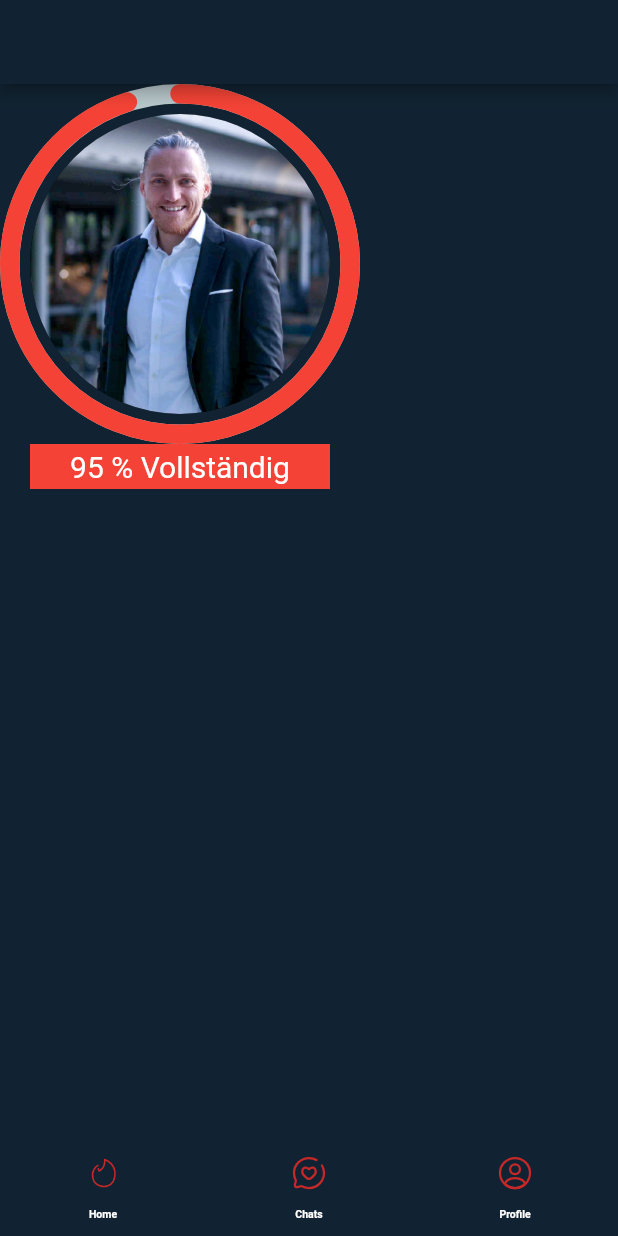
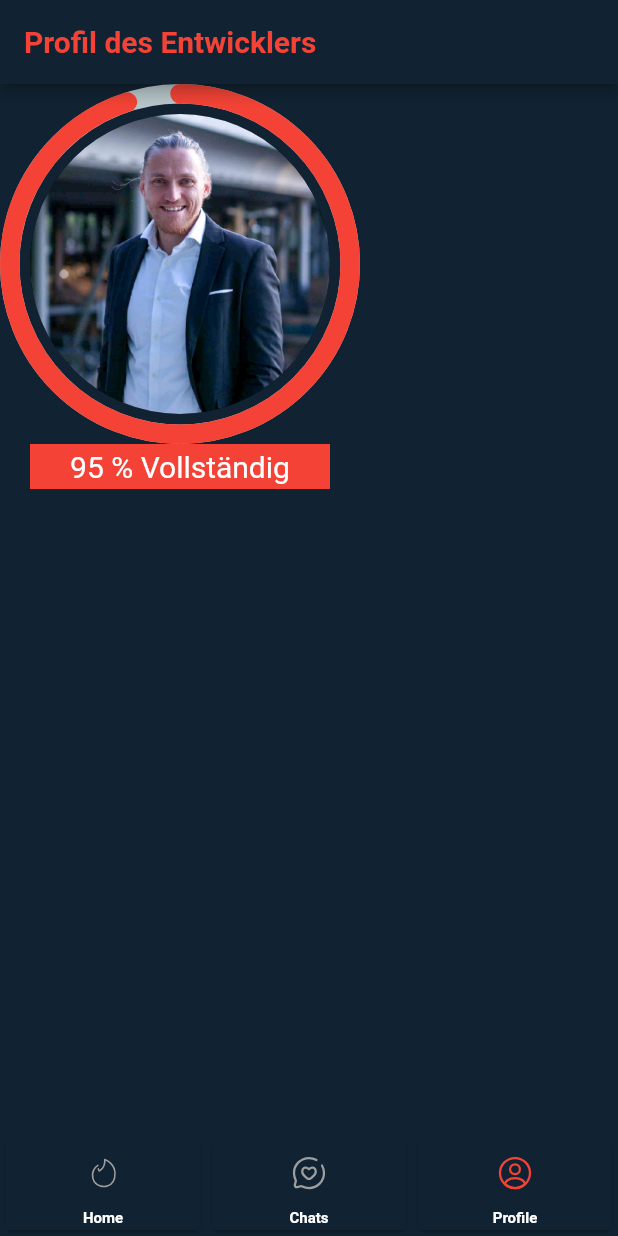
Before and after one commit to stephanxiayu/Burger-Kings-of-Throwns, a Flutter app: the ChatScreen screen opened directly, item 3 of the bottom bar chosen, on a phone screen of 412 x 824 dp. Run offline on Flutter 3.47's test engine with Material 2 defaults, Android fonts, the light colour scheme and no system bars; drawn by our look-alikes of percent_indicator; our stand-ins replace dartz, dio, flutter_svg, get_it, image_picker, lottie and 3 more; missing offline and left inert: syncfusion_flutter_pdfviewer; accounts and stored records are empty; network calls fail.

Commit message:
ui changes

```diff
--- a/lib/Components/NavigationBar.dart
+++ b/lib/Components/NavigationBar.dart
@@ -32,7 +32,7 @@ class NaviBar extends StatelessWidget {
 
 
 
-          elevation: selectedPage == HomeScreen.pageName ? 9 : 0,
+
           child: SVGAppBarItem(
             pageName: HomeScreen.pageName,
             iconPath: 'assets/SVG/tinder2.svg',
@@ -46,7 +46,7 @@ class NaviBar extends StatelessWidget {
 
 
 
-          elevation: selectedPage == ChatScreen.pageName ? 9 : 0,
+
           child: SVGAppBarItem(
             pageName: ChatScreen.pageName,
            iconPath: 'assets/SVG/chat.svg',
@@ -60,7 +60,7 @@ class NaviBar extends StatelessWidget {
 
 
 
-          elevation: selectedPage == ProfilScreen.pageName ? 9 : 0,
+
           child: SVGAppBarItem(
             pageName: ProfilScreen.pageName,
             iconPath: 'assets/SVG/profil.svg',
--- a/lib/Components/NewAppbar.dart
+++ b/lib/Components/NewAppbar.dart
@@ -1,5 +1,6 @@
 
 
+import 'package:burgerking_apitest/Screen/HomeScreen/HomeScreen.dart';
 import 'package:burgerking_apitest/Shared/styles.dart';
 import 'package:flutter/material.dart';
 import 'package:flutter/src/widgets/framework.dart';
@@ -12,7 +13,7 @@ class NewAppbar extends StatelessWidget implements PreferredSizeWidget {
 final String? selectedPage;
   @override
   Widget build(BuildContext context) {
-    return  AppBar(title: Text(title?? ""),
+    return  AppBar(title:  Text(selectedPage == HomeScreen.pageName?"Tinder of Throwns": selectedPage.toString(), style: TextStyle(fontWeight: FontWeight.bold, color: Colors.red),),
   backgroundColor: Styles.of(context).darkblue,);
   }
   @override
--- a/lib/Components/SVG_item.dart
+++ b/lib/Components/SVG_item.dart
@@ -30,7 +30,8 @@ class SVGAppBarItem extends StatelessWidget {
         IconButton(
           icon: SvgPicture.asset(
             isPressed ? activeIconPath : iconPath,
-            color: isPressed ? Colors.amberAccent : Colors.red.shade800,
+
+            color: isPressed ? Colors.red : Colors.grey,
           ),
           iconSize: 20,
           onPressed: () {
@@ -44,7 +45,7 @@ class SVGAppBarItem extends StatelessWidget {
           activeTitle,
           style: TextStyle(
             fontWeight: FontWeight.bold,
-            fontSize: 7,
+            fontSize: 10,
             color: isPressed ? Colors.white : Colors.white,
           ),
         )
--- a/lib/Screen/HomeScreen/HomeScreen.dart
+++ b/lib/Screen/HomeScreen/HomeScreen.dart
@@ -43,14 +43,15 @@ class _HomeScreenState extends State<HomeScreen> {
         future: homeScreenController.fetchData(),
         builder: (context, snapshot) {
           if (snapshot.connectionState == ConnectionState.waiting) {
-            return ShimmerLoading(); // Or any other loading widget
+            return AppScaffold(selectedPage: HomeScreen.pageName,
+              child: ShimmerLoading()); // Or any other loading widget
           }
 
           if (snapshot.hasError) {
             return Text('Error: ${snapshot.error}');
           }
 
-          return AppScaffold(
+          return AppScaffold(selectedPage: HomeScreen.pageName,
             key: _scaffoldKey,
             child: Stack(children: [
               SizedBox(
--- a/lib/Screen/Profiles/ProfilDetialScreen.dart
+++ b/lib/Screen/Profiles/ProfilDetialScreen.dart
@@ -1,4 +1,5 @@
 import 'package:burgerking_apitest/Components/AppScaffold.dart';
+import 'package:burgerking_apitest/Screen/Profiles/ProfilScreen.dart';
 import 'package:burgerking_apitest/Shared/styles.dart';
 import 'package:flutter/material.dart';
 
@@ -13,6 +14,7 @@ class ProfilDetailScreen extends StatelessWidget {
   @override
 Widget build(BuildContext context) {
   return AppScaffold(
+    selectedPage: ProfilScreen.pageName,
 
     child: Container(color:Styles.of(context).darkblue ,
       child: SfPdfViewer.asset(
--- a/lib/Screen/Profiles/ProfilScreen.dart
+++ b/lib/Screen/Profiles/ProfilScreen.dart
@@ -9,7 +9,7 @@ import 'package:percent_indicator/circular_percent_indicator.dart';
 
 class ProfilScreen extends StatefulWidget {
   ProfilScreen({super.key});
-  static const String pageName = "ProfilScreen";
+  static const String pageName = "Profil des Entwicklers";
 
   @override
   State<ProfilScreen> createState() => _ProfilScreenState();
@@ -27,6 +27,7 @@ class _ProfilScreenState extends State<ProfilScreen> {
   @override
   Widget build(BuildContext context) {
     return AppScaffold(
+      selectedPage: ProfilScreen.pageName,
       child: Column(mainAxisAlignment: MainAxisAlignment.start,
       crossAxisAlignment: CrossAxisAlignment.center,
         children: [
--- a/pubspec.yaml
+++ b/pubspec.yaml
@@ -31,7 +31,7 @@ dependencies:
   flutter:
     sdk: flutter
   provider: ^6.0.4
-  flutter_svg: ^2.0.1
+  flutter_svg:
   swipe_cards: ^2.0.0+1
   shared_preferences:
   image_picker:
```
Also changed, not shown: lib/Screen/Chats/ChatScreens.dart (+5 -4 lines).
